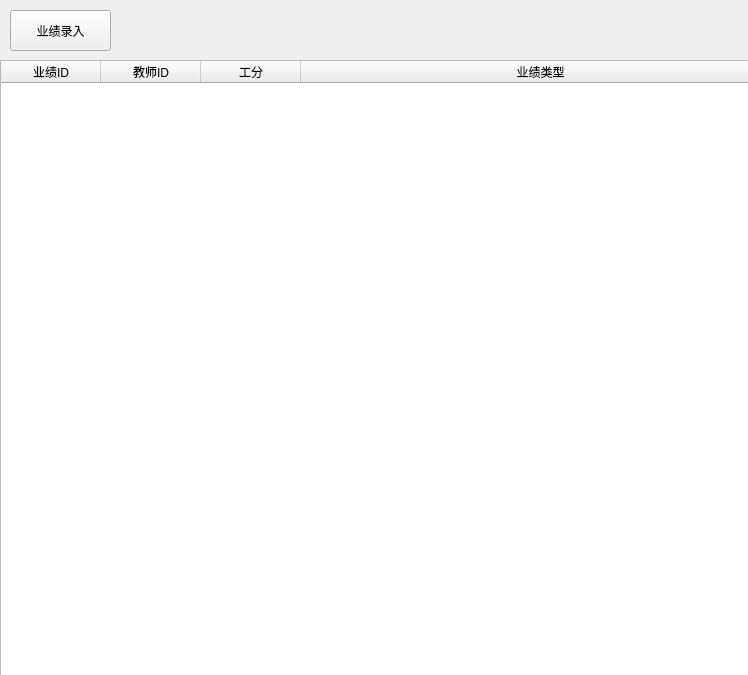
Before: the Qt Designer form resources/ui/showPerforInfo.ui in holyswordZZQ/TPSES, drawn with Qt 5.
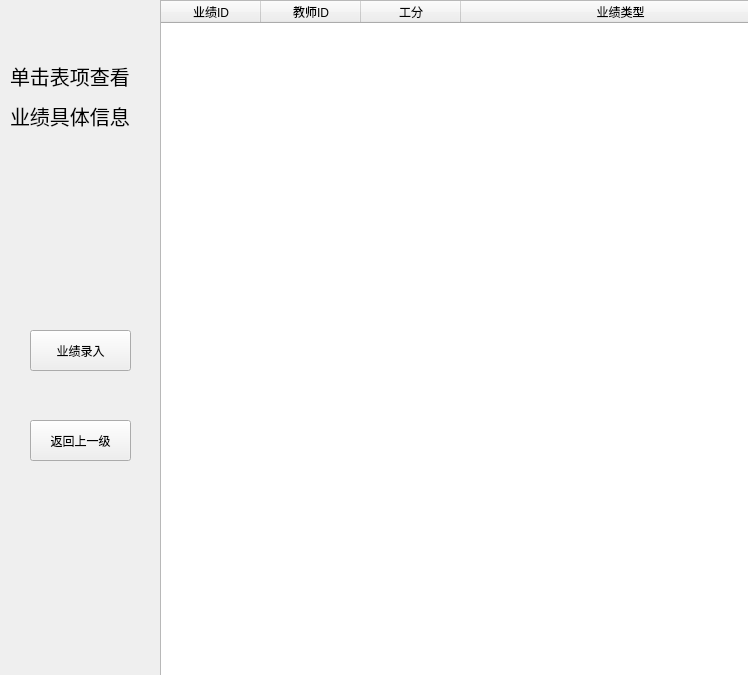
After: the same form once the commit is applied.

Diff of the .ui file:
```diff
--- a/resources/ui/showPerforInfo.ui
+++ b/resources/ui/showPerforInfo.ui
@@ -16,12 +16,17 @@
   <widget class="QTableWidget" name="table">
    <property name="geometry">
     <rect>
-     <x>0</x>
-     <y>60</y>
-     <width>781</width>
-     <height>641</height>
+     <x>160</x>
+     <y>0</y>
+     <width>621</width>
+     <height>701</height>
     </rect>
    </property>
+   <property name="font">
+    <font>
+     <pointsize>9</pointsize>
+    </font>
+   </property>
    <attribute name="horizontalHeaderStretchLastSection">
     <bool>true</bool>
    </attribute>
@@ -49,8 +54,8 @@
   <widget class="QPushButton" name="addperforButton">
    <property name="geometry">
     <rect>
-     <x>10</x>
-     <y>10</y>
+     <x>30</x>
+     <y>330</y>
      <width>101</width>
      <height>41</height>
     </rect>
@@ -59,6 +64,55 @@
     <string>业绩录入</string>
    </property>
   </widget>
+  <widget class="QLabel" name="label">
+   <property name="geometry">
+    <rect>
+     <x>10</x>
+     <y>40</y>
+     <width>131</width>
+     <height>71</height>
+    </rect>
+   </property>
+   <property name="font">
+    <font>
+     <pointsize>15</pointsize>
+    </font>
+   </property>
+   <property name="text">
+    <string>单击表项查看</string>
+   </property>
+  </widget>
+  <widget class="QLabel" name="label_2">
+   <property name="geometry">
+    <rect>
+     <x>10</x>
+     <y>100</y>
+     <width>161</width>
+     <height>31</height>
+    </rect>
+   </property>
+   <property name="font">
+    <font>
+     <pointsize>15</pointsize>
+    </font>
+   </property>
+   <property name="text">
+    <string>业绩具体信息</string>
+   </property>
+  </widget>
+  <widget class="QPushButton" name="pushButton">
+   <property name="geometry">
+    <rect>
+     <x>30</x>
+     <y>420</y>
+     <width>101</width>
+     <height>41</height>
+    </rect>
+   </property>
+   <property name="text">
+    <string>返回上一级</string>
+   </property>
+  </widget>
  </widget>
  <resources/>
  <connections/>
```
